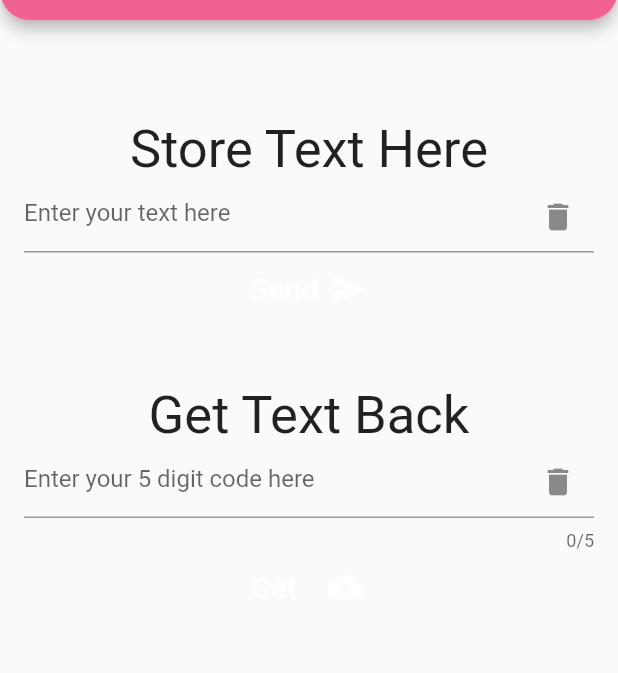
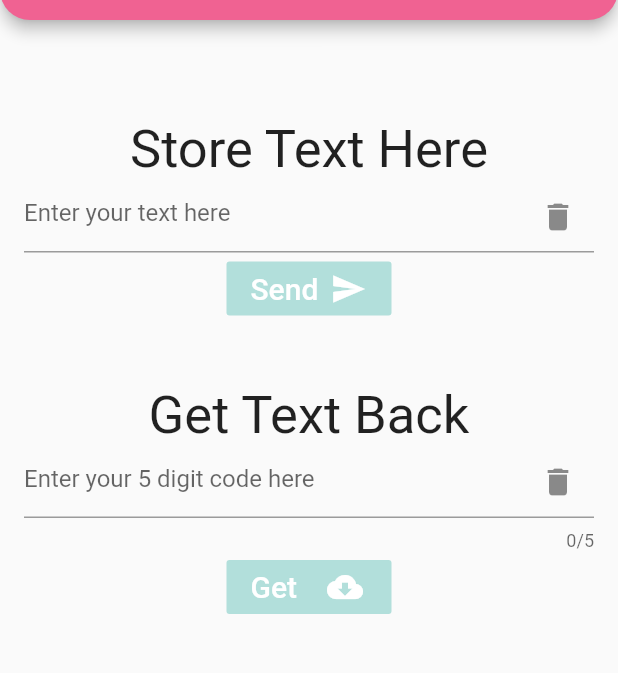
Before and after one commit to seanluse41/phonetodesk-mobile, a Flutter app: the screen it shows after launch, on a phone screen of 412 x 824 dp, the part 55-728 px from its top. Run offline on Flutter 3.47's test engine with Material 2 defaults, Android fonts, the phone set to English and light mode, and no system bars; our stand-ins replace animated_text_kit, cloud_firestore, modal_progress_hud; accounts and stored records are empty.

Commit message:
extracted send and get buttons

```diff
--- /dev/null
+++ b/lib/components/disabledcodebutton.dart
@@ -0,0 +1,28 @@
+import 'package:flutter/material.dart';
+import 'package:phone2web/styles/constants.dart';
+
+class DisabledCodeButton extends StatelessWidget {
+  @override
+  Widget build(BuildContext context) {
+    return MaterialButton(
+      disabledColor: Colors.teal[100],
+      elevation: 10.0,
+      child: Row(
+        children: <Widget>[
+          Text(
+            "Get",
+            style: kButtonTextStyle,
+          ),
+          Padding(
+            padding: const EdgeInsets.only(left: 20.0),
+            child: Icon(
+              Icons.cloud_download,
+              color: Colors.white,
+            ),
+          )
+        ],
+      ),
+      onPressed: null,
+    );
+  }
+}
--- /dev/null
+++ b/lib/components/disabledtextbutton.dart
@@ -0,0 +1,28 @@
+import 'package:flutter/material.dart';
+import 'package:phone2web/styles/constants.dart';
+
+class DisabledTextButton extends StatelessWidget {
+  @override
+  Widget build(BuildContext context) {
+    return MaterialButton(
+      disabledColor: Colors.teal[100],
+      elevation: 10.0,
+      child: Row(
+        children: <Widget>[
+          Text(
+            "Send",
+            style: kButtonTextStyle,
+          ),
+          Padding(
+            padding: const EdgeInsets.only(left: 8.0),
+            child: Icon(
+              Icons.send,
+              color: Colors.white,
+            ),
+          )
+        ],
+      ),
+      onPressed: null,
+    );
+  }
+}
--- a/lib/screens/introscreen.dart
+++ b/lib/screens/introscreen.dart
@@ -1,14 +1,17 @@
 import 'package:flutter/material.dart';
+import 'package:flutter/services.dart';
 import 'package:modal_progress_hud/modal_progress_hud.dart';
+
+import 'package:phone2web/services/firestore.dart';
 
 import 'package:phone2web/components/appbar.dart';
 import 'package:phone2web/components/sidedrawer.dart';
+import 'package:phone2web/components/getcodebutton.dart';
+import 'package:phone2web/components/gettextbutton.dart';
+import 'package:phone2web/components/disabledcodebutton.dart';
+import 'package:phone2web/components/disabledtextbutton.dart';
 
-import 'package:phone2web/screens/idcodescreen.dart';
-import 'package:phone2web/screens/gottextscreen.dart';
 import 'package:phone2web/styles/constants.dart';
-
-import 'package:phone2web/services/firestore.dart';
 
 class IntroScreen extends StatefulWidget {
   static String id = 'introscreen';
@@ -18,6 +21,8 @@ class IntroScreen extends StatefulWidget {
 }
 
 class _IntroScreenState extends State<IntroScreen> {
+  final _fireStore = FireStoreProvider();
+
   final _linkController = new TextEditingController();
   final _codeController = new TextEditingController();
 
@@ -26,7 +31,6 @@ class _IntroScreenState extends State<IntroScreen> {
   bool showSpinner = false;
   String linkText;
   int linkCode;
-  var _fireStore = FireStoreProvider();
 
   @override
   Widget build(BuildContext context) {
@@ -69,45 +73,21 @@ class _IntroScreenState extends State<IntroScreen> {
                           icon: Icon(Icons.delete),
                           onPressed: () {
                             _linkController.clear();
+                            setState(() {
+                              _textBtnEnabled = false;
+                            });
                           },
                         ),
                       ),
                     ),
                     Container(
                       width: 110.0,
-                      child: MaterialButton(
-                        color: Colors.teal,
-                        elevation: 10.0,
-                        child: Row(
-                          children: <Widget>[
-                            Text(
-                              "Send",
-                              style: kButtonTextStyle,
-                            ),
-                            Padding(
-                              padding: const EdgeInsets.only(left: 8.0),
-                              child: Icon(
-                                Icons.send,
-                                color: Colors.white,
-                              ),
+                      child: _textBtnEnabled
+                          ? GetCodeButton(
+                              linkText: linkText,
+                              fireStore: _fireStore,
                             )
-                          ],
-                        ),
-                        onPressed: _textBtnEnabled == true
-                            ? () async {
-                                showSpinner = true;
-                                linkCode = await _fireStore.getCode(linkText);
-                                print(linkCode);
-                                showSpinner = false;
-                                _linkController.clear();
-                                Navigator.push(
-                                    context,
-                                    MaterialPageRoute(
-                                        builder: (context) =>
-                                            IdCodeScreen(linkID: linkCode)));
-                              }
-                            : null, //null button if link text is == ""
-                      ),
+                          : DisabledTextButton(),
                     ),
                     SizedBox(
                       height: 40.0,
@@ -118,11 +98,16 @@ class _IntroScreenState extends State<IntroScreen> {
                     ),
                     TextFormField(
                       controller: _codeController,
+                      inputFormatters: [
+                        WhitelistingTextInputFormatter(
+                          RegExp("[0-9]"),
+                        ),
+                      ],
                       maxLength: 5,
                       keyboardType: TextInputType.number,
                       onChanged: (code) {
                         linkCode = int.parse(code);
-                        if (linkCode != null || linkCode > 0) {
+                        if (code.length > 0) {
                           setState(() {
                             _codeBtnEnabled = true;
                           });
@@ -148,38 +133,12 @@ class _IntroScreenState extends State<IntroScreen> {
                     ),
                     Container(
                       width: 110.0,
-                      child: MaterialButton(
-                          color: Colors.teal,
-                          elevation: 10.0,
-                          child: Row(
-                            children: <Widget>[
-                              Text(
-                                "Get",
-                                style: kButtonTextStyle,
-                              ),
-                              Padding(
-                                padding: const EdgeInsets.only(left: 20.0),
-                                child: Icon(
-                                  Icons.cloud_download,
-                                  color: Colors.white,
-                                ),
-                              )
-                            ],
-                          ),
-                          onPressed: _codeBtnEnabled == true
-                              ? () async {
-                                  showSpinner = true;
-                                  linkText = await _fireStore.getLink(linkCode);
-                                  print(linkText);
-                                  _codeController.clear();
-                                  showSpinner = false;
-                                  Navigator.push(
-                                      context,
-                                      MaterialPageRoute(
-                                          builder: (context) =>
-                                              GotTextScreen(link: linkText)));
-                                }
-                              : null),
+                      child: _codeBtnEnabled
+                          ? GetTextButton(
+                              linkCode: linkCode,
+                              fireStore: _fireStore,
+                            )
+                          : DisabledCodeButton(),
                     ),
                   ],
                 ),
```
Also changed, not shown: lib/components/getcodebutton.dart (added, +44 -0 lines), lib/components/gettextbutton.dart (added, +44 -0 lines).
